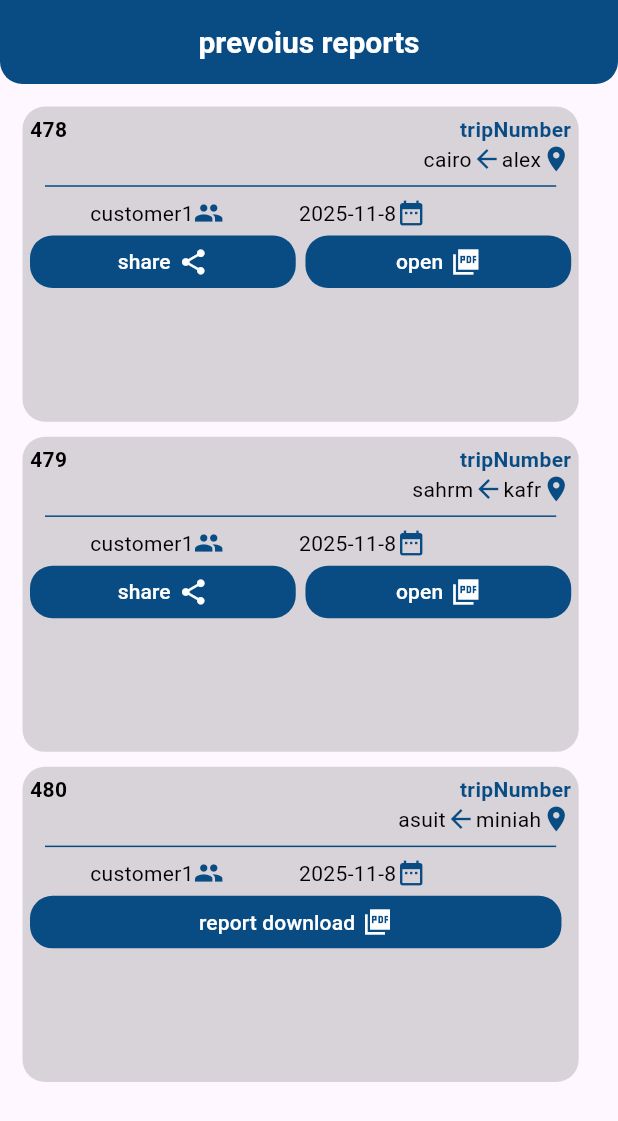
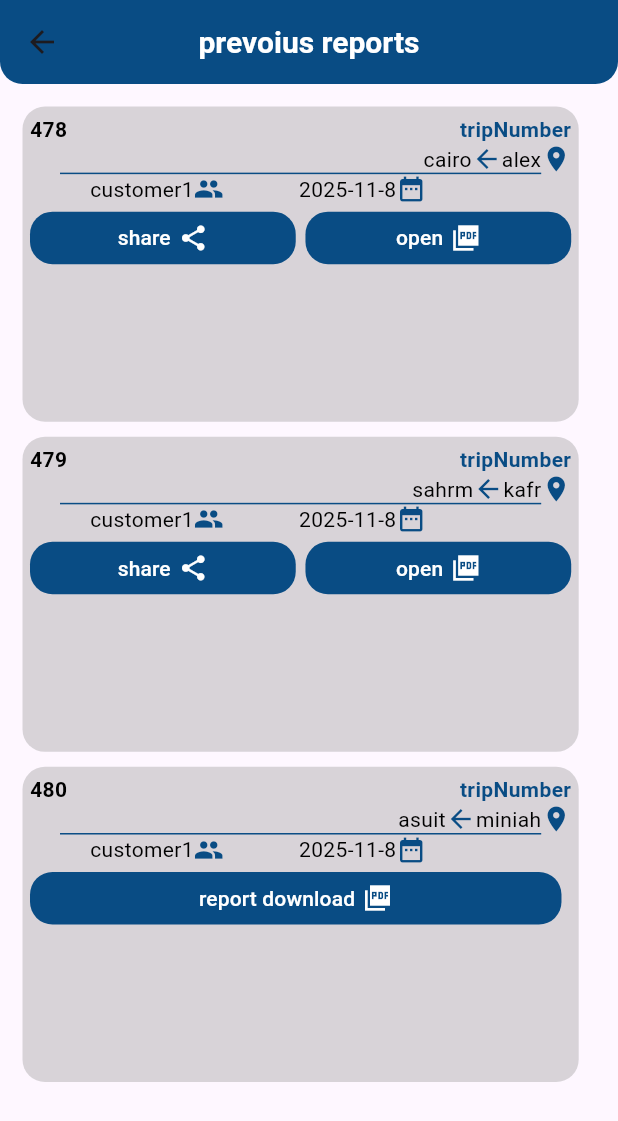
Before and after one commit to saaadgawesh/uberClone, a Flutter app: the Previousreports screen opened directly, on a phone screen of 412 x 824 dp. Shown: the top 1121 px of the screen. Run offline on Flutter 3.47's test engine with Material 3 defaults, Android fonts, the phone set to English and light mode, and no system bars; our stand-ins replace flutter_map, latlong2, location.

Commit message:
search location

```diff
--- a/lib/App.dart
+++ b/lib/App.dart
@@ -1,5 +1,5 @@
 import 'package:flutter/material.dart';
-import 'package:uber/feature/screens/screens/PreviousReports.dart';
+import 'package:uber/feature/presentation/screens/LocationScreen.dart';
 
 class App extends StatelessWidget {
   const App({super.key});
@@ -7,7 +7,7 @@ class App extends StatelessWidget {
   @override
   Widget build(BuildContext context) {
     return MaterialApp(
-      home: Previousreports(),
+      home: const Locationscreen(),
       debugShowCheckedModeBanner: false,
     );
   }
--- a/lib/core/resources/AppDivider.dart
+++ b/lib/core/resources/AppDivider.dart
@@ -2,12 +2,15 @@ import 'package:flutter/material.dart';
 import 'package:uber/core/constant/App_Color.dart';
 
 class AppDivider extends StatelessWidget {
-  const AppDivider({
-    super.key,
-  });
+  const AppDivider({super.key});
 
   @override
   Widget build(BuildContext context) {
-    return Divider(indent: 10, endIndent: 10, color: AppColor.blueColor);
+    return Divider(
+      indent: 20,
+      endIndent: 20,
+      color: AppColor.blueColor,
+      height: 0.1,
+    );
   }
 }
--- a/lib/core/resources/customAppIcon.dart
+++ b/lib/core/resources/customAppIcon.dart
@@ -1,6 +1,5 @@
 import 'package:flutter/material.dart';
 
-
-  Widget customAppIcon(Color iconColor,IconData iconName ) {
-    return Icon(iconName, color: iconColor,size: 20,);
-  }
+Widget customAppIcon(Color iconColor, IconData iconName, double size) {
+  return Icon(iconName, color: iconColor, size: size);
+}
--- a/lib/core/resources/customAppText.dart
+++ b/lib/core/resources/customAppText.dart
@@ -1,28 +1,32 @@
 import 'package:flutter/material.dart';
 
+// ignore: camel_case_types
 class customAppText extends StatelessWidget {
   const customAppText({
     super.key,
     required this.text,
     required this.textColor,
     this.fontSize,
-    this.fontWeight,
+    this.fontWeight, this.maxLines, this.overflow,
   });
   final String text;
   final Color textColor;
   final double? fontSize;
   final FontWeight? fontWeight;
+  final int? maxLines;
+  final TextOverflow? overflow;
   @override
   Widget build(BuildContext context) {
-    return FittedBox(
-      child: Text(
-        text,
-        style: TextStyle(
-          color: textColor,
-          fontSize: fontSize,
-          fontWeight: fontWeight,
-        ),
-      ),
+    return Text(
+      text,maxLines: maxLines,
+      textAlign: TextAlign.center,
+      style: TextStyle(
+        color: textColor,
+        fontSize: fontSize,
+        fontWeight: fontWeight,
+      ),overflow: overflow,
     );
   }
 }
+
+//   overflow:,
--- a/lib/core/widgets/CustomServiceWidget.dart
+++ b/lib/core/widgets/CustomServiceWidget.dart
@@ -21,7 +21,7 @@ Widget CustomServiceWidget(BuildContext context) {
           width: 40,
           borderRadius: BorderRadius.circular(10),
           bgContainerColor: AppColor.blueColor,
-          child: customAppIcon(AppColor.whiteColor, Icons.alarm),
+          child: customAppIcon(AppColor.whiteColor, Icons.alarm,20),
         ),
 
         heightSizedbox(8),
--- a/lib/core/widgets/DefaultAppBar.dart
+++ b/lib/core/widgets/DefaultAppBar.dart
@@ -63,7 +63,7 @@ class DefaultAppBar extends StatelessWidget implements PreferredSizeWidget {
           ? null
           : GestureDetector(
               onTap: leadingonTap,
-              child: customAppIcon(AppColor.whiteColor, leadIconName!),
+              child: customAppIcon(AppColor.whiteColor, leadIconName!,20),
             ),
     );
   }
--- a/lib/core/widgets/defaultElevatedButton.dart
+++ b/lib/core/widgets/defaultElevatedButton.dart
@@ -46,7 +46,7 @@ class defaultElevatedButton extends StatelessWidget {
             customAppText(text: textbutton, textColor: textcolor),
             widthSizedbox(5),
             if (iconName != null && iconColor != null)
-              customAppIcon(iconColor!, iconName!),
+              customAppIcon(iconColor!, iconName!,20),
           ],
         ),
       ),
--- a/lib/feature/Tabs/widgets/Processitem.dart
+++ b/lib/feature/Tabs/widgets/Processitem.dart
@@ -35,7 +35,7 @@ class Processitem extends StatelessWidget {
             // ignore: deprecated_member_use
             backgroundColor: AppColor.greyColor.withOpacity(0.4),
             radius: 20,
-            child: customAppIcon(AppColor.whiteColor, leadIcon),
+            child: customAppIcon(AppColor.whiteColor, leadIcon,20),
           ),
           Column(
             crossAxisAlignment: CrossAxisAlignment.end,
@@ -51,7 +51,7 @@ class Processitem extends StatelessWidget {
             width: 50,
             borderRadius: BorderRadius.circular(10),
             bgContainerColor: AppColor.greyColor.withOpacity(0.4),
-            child: customAppIcon(AppColor.whiteColor, actionIcon),
+            child: customAppIcon(AppColor.whiteColor, actionIcon,20),
           ),
         ],
       ),
--- a/lib/feature/screens/screens/PreviousReports.dart
+++ b/lib/feature/presentation/screens/PreviousReports.dart
@@ -2,7 +2,7 @@ import 'package:flutter/material.dart';
 import 'package:uber/core/resources/App_Size.dart';
 import 'package:uber/core/resources/sizedboxWidget.dart';
 import 'package:uber/core/widgets/DefaultAppBar.dart';
-import 'package:uber/feature/screens/widgets/PreviousReportsItem.dart';
+import 'package:uber/feature/presentation/widgets/PreviousReportsItem.dart';
 
 class Previousreports extends StatelessWidget {
   const Previousreports({super.key});
--- a/lib/feature/screens/widgets/PreviousReportsItem.dart
+++ b/lib/feature/presentation/widgets/PreviousReportsItem.dart
@@ -57,9 +57,9 @@ class PreviousReportsItem extends StatelessWidget {
             mainAxisAlignment: MainAxisAlignment.end,
             children: [
               customAppText(text: to, textColor: AppColor.blackColor),
-              customAppIcon(AppColor.blueColor, Icons.arrow_back),
+              customAppIcon(AppColor.blueColor, Icons.arrow_back, 20),
               customAppText(text: from, textColor: AppColor.blackColor),
-              customAppIcon(AppColor.blueColor, Icons.location_on),
+              customAppIcon(AppColor.blueColor, Icons.location_on, 20),
             ],
           ),
           AppDivider(),
@@ -73,13 +73,13 @@ class PreviousReportsItem extends StatelessWidget {
                     textColor: AppColor.blackColor,
                   ),
                   customAppText(text: "1", textColor: AppColor.blackColor),
-                  customAppIcon(AppColor.blueColor, Icons.group),
+                  customAppIcon(AppColor.blueColor, Icons.group, 20),
                   widthSizedbox(50),
                   customAppText(
                     text: "2025-11-8",
                     textColor: AppColor.blackColor,
                   ),
-                  customAppIcon(AppColor.blueColor, Icons.date_range),
+                  customAppIcon(AppColor.blueColor, Icons.date_range, 20),
                 ],
               ),
             ],
```
Also changed, not shown: lib/core/constant/api_Constant.dart (added, +13 -0 lines), lib/core/widgets/App_TextField.dart (+9 -1 lines), lib/core/widgets/showSnackbar.dart (added, +11 -0 lines), lib/feature/presentation/models/locationModel.dart (added, +8 -0 lines), lib/feature/presentation/screens/LocationScreen.dart (added, +235 -0 lines), lib/feature/presentation/screens/chooseYourBissness.dart (renamed from lib/feature/screens/screens/chooseYourBissness.dart, +20 -13 lines), lib/feature/presentation/widgets/ChooseYourBussinessitem.dart (renamed from lib/feature/screens/widgets/ChooseYourBussinessitem.dart, +6 -6 lines), lib/feature/presentation/widgets/Location_Manager.dart (added, +26 -0 lines), pubspec.yaml (+10 -68 lines), pubspec.lock, 3 other files.
